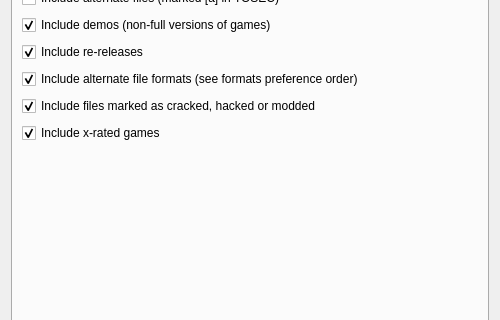
Old version of the form ui/SorterLauncher.ui in the repository ladyeklipse/ZX-Pokemaster; both pictures show x 0 to 500 and y 116 to 436 of the 500 by 550 pixel window.
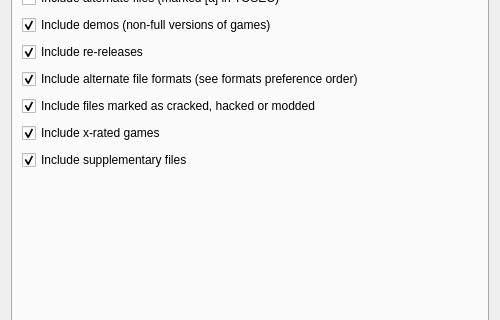
New version of the form. The open tabs and pages were chosen to show the change. Icons and pictures are not drawn.

Commit message: Including supplementary files option added. Loading and saving settings options added. Fixed 48K for files which aren't 48K.

```diff
--- a/ui/SorterLauncher.ui
+++ b/ui/SorterLauncher.ui
@@ -279,7 +279,7 @@
       <attribute name="title">
        <string>File filtering</string>
       </attribute>
-      <layout class="QVBoxLayout" name="verticalLayout" stretch="0,0,1,1,1,1,1,1,1">
+      <layout class="QVBoxLayout" name="verticalLayout" stretch="0,0,1,1,1,1,1,1,0,1">
        <property name="spacing">
         <number>7</number>
        </property>
@@ -388,6 +388,16 @@
          </property>
         </widget>
        </item>
+       <item>
+        <widget class="QCheckBox" name="chkIncludeSupplementaryFiles">
+         <property name="text">
+          <string>Include supplementary files</string>
+         </property>
+         <property name="checked">
+          <bool>true</bool>
+         </property>
+        </widget>
+       </item>
        <item>
         <spacer name="verticalSpacer">
          <property name="orientation">
```
Left out of the diff: 3 changed lines with no effect on the pictures. The commit also changes 14 other files.
